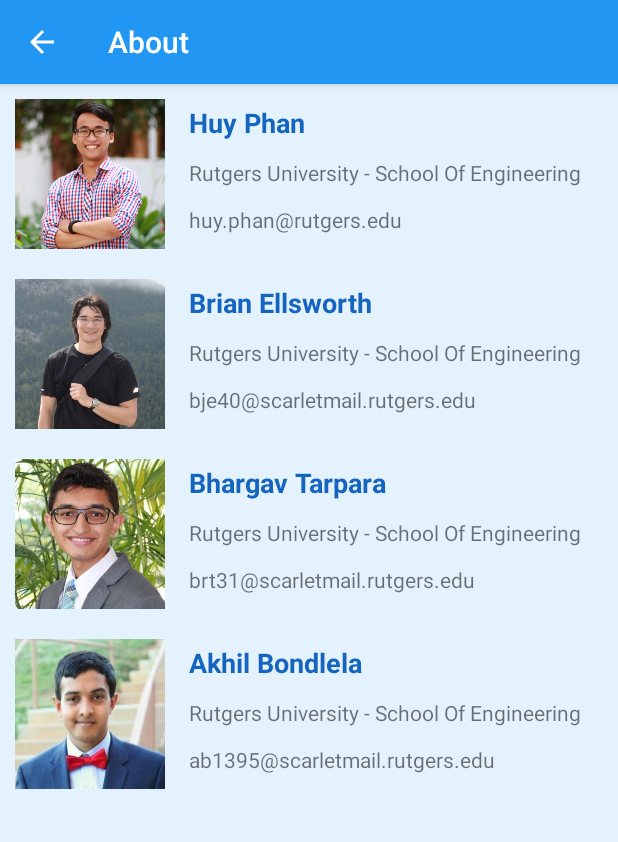
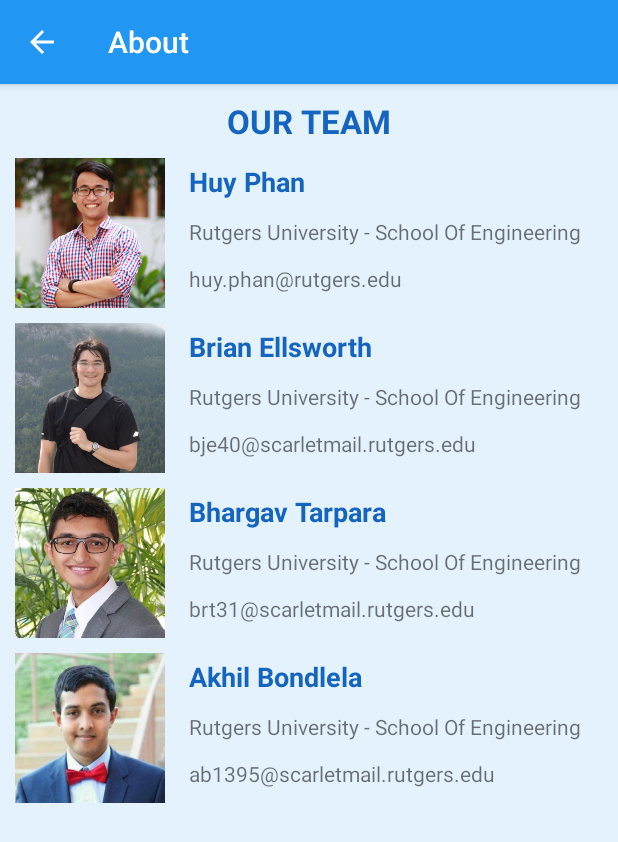
Before and after one commit to RUSEGroup12/SmartSchedule, an Android app: the AboutActivity screen opened directly, with no data from a screen before it, on a phone screen of 412 x 824 dp. Shown: the top 842 px of the screen. Run offline under Robolectric (Android 15) with nearby library versions, the phone set to English and light mode, and no system bars.

```diff
--- a/app/src/main/java/com/huyphan/smartschedule/MainActivity.java
+++ b/app/src/main/java/com/huyphan/smartschedule/MainActivity.java
@@ -63,8 +63,8 @@ public class MainActivity extends AppCompatActivity {
                 return true;
 
             case R.id.action_settings:
-                // User chose the "Favorite" action, mark the current item
-                // as a favorite...
+                Intent showSettings = new Intent(this, SettingsActivity.class);
+                startActivity(showSettings);
                 return true;
 
             default:
--- a/app/src/main/res/layout/activity_about.xml
+++ b/app/src/main/res/layout/activity_about.xml
@@ -16,11 +16,26 @@
         tools:context="com.huyphan.smartschedule.AboutActivity"
         android:orientation="vertical">
 
+        <TextView
+            android:layout_width="match_parent"
+            android:layout_height="wrap_content"
+            android:text="Our Team"
+            android:textStyle="bold"
+            android:textAppearance="?android:textAppearanceLarge"
+            android:textColor="@color/colorPrimaryDark"
+            android:gravity="center"
+            android:textAllCaps="true"
+            android:paddingTop="10dp"
+
+            />
+
         <LinearLayout
             android:layout_width="match_parent"
             android:layout_height="wrap_content"
             android:orientation="horizontal"
-            android:padding="10dp">
+            android:paddingTop="10dp"
+            android:paddingLeft="10dp"
+            android:paddingRight="10dp">
 
             <ImageView
                 android:layout_width="100dp"
@@ -65,7 +80,9 @@
             android:layout_width="match_parent"
             android:layout_height="wrap_content"
             android:orientation="horizontal"
-            android:padding="10dp">
+            android:paddingTop="10dp"
+            android:paddingLeft="10dp"
+            android:paddingRight="10dp">
 
             <ImageView
                 android:layout_width="100dp"
@@ -110,7 +127,9 @@
             android:layout_width="match_parent"
             android:layout_height="wrap_content"
             android:orientation="horizontal"
-            android:padding="10dp">
+            android:paddingTop="10dp"
+            android:paddingLeft="10dp"
+            android:paddingRight="10dp">
 
             <ImageView
                 android:layout_width="100dp"
@@ -155,7 +174,9 @@
             android:layout_width="match_parent"
             android:layout_height="wrap_content"
             android:orientation="horizontal"
-            android:padding="10dp">
+            android:paddingTop="10dp"
+            android:paddingLeft="10dp"
+            android:paddingRight="10dp">
 
             <ImageView
                 android:layout_width="100dp"
```
Also changed, not shown: app/src/main/AndroidManifest.xml (+14 -2 lines), app/src/main/java/com/huyphan/smartschedule/AppCompatPreferenceActivity.java (deleted, +0 -109 lines), app/src/main/java/com/huyphan/smartschedule/SettingsActivity.java (added, +40 -0 lines), app/src/main/res/layout/activity_settings.xml (added, +10 -0 lines), app/src/main/res/menu/menu_settings.xml (added, +11 -0 lines), app/src/main/res/drawable/ic_done_white_18dp.png (added).
